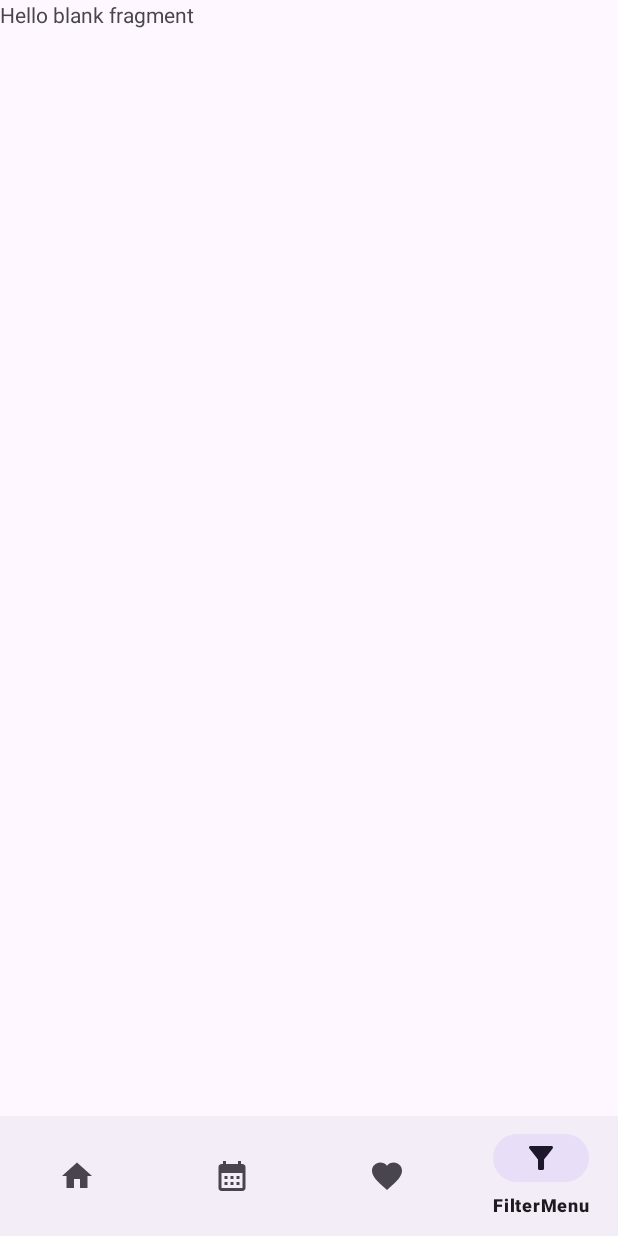
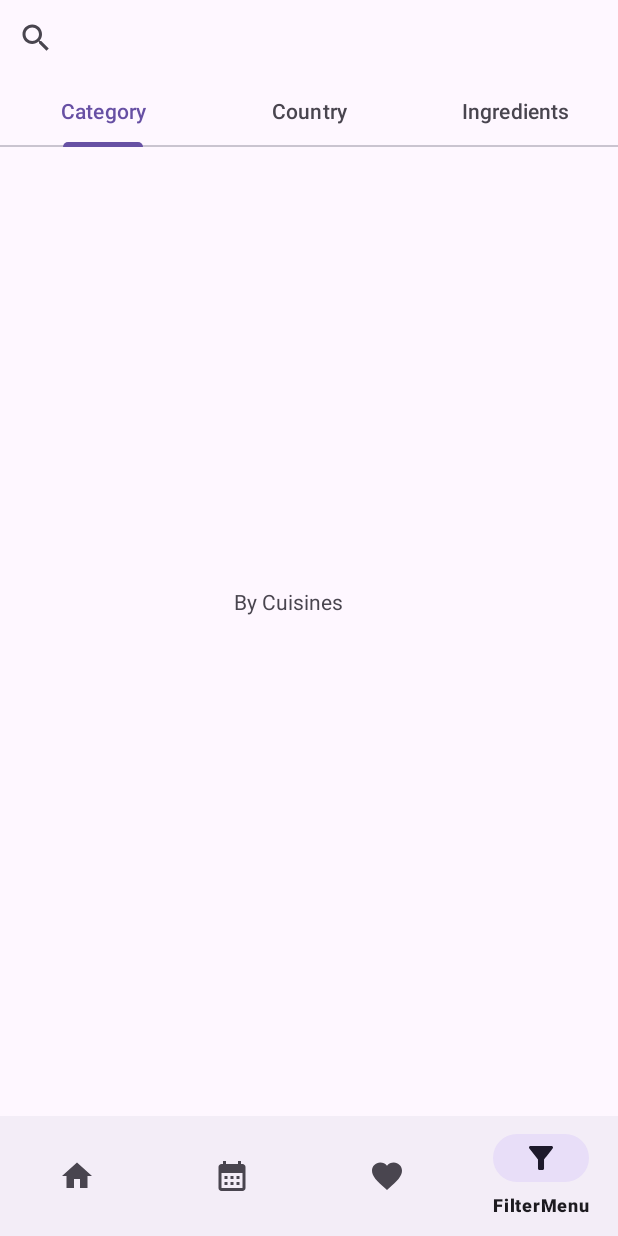
Before and after one commit to MohamedHussein-99/MVP_Food_Planner, an Android app: the homeActivity screen opened directly, with no data from a screen before it, item 4 of the bottom bar chosen, on a phone screen of 412 x 824 dp. Run offline under Robolectric (Android 15) with nearby library versions, the phone set to English and light mode, and no system bars; pictures from the network do not load; Roboto replaces fonts that are not available here; 10 statements that could not run were skipped.

Commit message:
make filter tabs

```diff
--- a/app/src/main/java/com/example/mvp_food_planner/Model/Repo/Repo.java
+++ b/app/src/main/java/com/example/mvp_food_planner/Model/Repo/Repo.java
@@ -12,7 +12,7 @@ import java.util.List;
 public class Repo {
     private final Client client;
 
-    public Repo() {         //  need to add some parameters
+    public Repo() {         //  need to add some parameters ( Client client) to the constructor
         client = Client.getInstance();
     }
 
--- /dev/null
+++ b/app/src/main/java/com/example/mvp_food_planner/Screens/FilterScreen/ByCategory/View/ByCategoryFragment.java
@@ -0,0 +1,30 @@
+package com.example.mvp_food_planner.Screens.FilterScreen.ByCategory.View;
+
+import android.os.Bundle;
+
+import androidx.fragment.app.Fragment;
+
+import android.view.LayoutInflater;
+import android.view.View;
+import android.view.ViewGroup;
+
+import com.example.mvp_food_planner.R;
+import com.example.mvp_food_planner.Screens.FilterScreen.View.Searchable;
+
+
+public class ByCategoryFragment extends Fragment implements Searchable {
+
+
+
+    @Override
+    public View onCreateView(LayoutInflater inflater, ViewGroup container,
+                             Bundle savedInstanceState) {
+        // Inflate the layout for this fragment
+        return inflater.inflate(R.layout.fragment_by_category, container, false);
+    }
+
+    @Override
+    public void onSearchQuery(String query) {
+
+    }
+}
--- /dev/null
+++ b/app/src/main/java/com/example/mvp_food_planner/Screens/FilterScreen/ByCountry/View/ByCountryAdapter.java
@@ -0,0 +1,4 @@
+package com.example.mvp_food_planner.Screens.FilterScreen.ByCountry.View;
+
+public class ByCountryAdapter {
+}
--- a/app/src/main/java/com/example/mvp_food_planner/Screens/FilterScreen/View/FilterFragment.java
+++ b/app/src/main/java/com/example/mvp_food_planner/Screens/FilterScreen/View/FilterFragment.java
@@ -3,64 +3,108 @@ package com.example.mvp_food_planner.Screens.FilterScreen.View;
 import android.os.Bundle;
 
 import androidx.fragment.app.Fragment;
+import androidx.viewpager2.widget.ViewPager2;
 
+import android.text.Editable;
+import android.text.TextWatcher;
 import android.view.LayoutInflater;
 import android.view.View;
 import android.view.ViewGroup;
+import android.widget.EditText;
 
 import com.example.mvp_food_planner.R;
+import com.google.android.material.tabs.TabLayout;
+import com.google.android.material.tabs.TabLayoutMediator;
 
-/**
- * A simple {@link Fragment} subclass.
- * Use the {@link FilterFragment#newInstance} factory method to
- * create an instance of this fragment.
- */
+
 public class FilterFragment extends Fragment {
 
-    // TODO: Rename parameter arguments, choose names that match
-    // the fragment initialization parameters, e.g. ARG_ITEM_NUMBER
-    private static final String ARG_PARAM1 = "param1";
-    private static final String ARG_PARAM2 = "param2";
+    private TabLayout tabLayout;
+    private ViewPager2 viewPager;
+    private ViewPagerAdapter viewPagerAdapter;
+    //private EditText searchBar;
 
-    // TODO: Rename and change types of parameters
-    private String mParam1;
-    private String mParam2;
+    @Override
+    public View onCreateView(LayoutInflater inflater, ViewGroup container, Bundle savedInstanceState) {
+        View view = inflater.inflate(R.layout.fragment_filter, container, false);
 
-    public FilterFragment() {
-        // Required empty public constructor
+        tabLayout = view.findViewById(R.id.tabLayout);
+        viewPager = view.findViewById(R.id.viewPager);
+       // searchBar = view.findViewById(R.id.searchBar);
+
+        // Set up ViewPagerAdapter and ViewPager
+        viewPagerAdapter = new ViewPagerAdapter(getActivity());
+        viewPager.setAdapter(viewPagerAdapter);
+
+        tabLayout.addOnTabSelectedListener(new TabLayout.OnTabSelectedListener() {
+            @Override
+            public void onTabSelected(TabLayout.Tab tab) {
+                viewPager.setCurrentItem(tab.getPosition(), true);
+            }
+
+            @Override
+            public void onTabUnselected(TabLayout.Tab tab) {
+
+            }
+
+            @Override
+            public void onTabReselected(TabLayout.Tab tab) {
+
+            }
+
+        });
+
+        viewPager.registerOnPageChangeCallback(new ViewPager2.OnPageChangeCallback() {
+            @Override
+            public void onPageSelected(int position) {
+                super.onPageSelected(position);
+                tabLayout.getTabAt(position).select();
+
+            }
+        });
+
+//        // Link TabLayout with ViewPager2
+//        new TabLayoutMediator(tabLayout, viewPager, (tab, position) -> {
+//            switch (position) {
+//                case 0:
+//                    tab.setText("Category");
+//                    break;
+//                case 1:
+//                    tab.setText("Ingredient");
+//                    break;
+//                case 2:
+//                    tab.setText("Country");
+//                    break;
+//
+//            }
+//        }).attach();
+
+        /*
+        // Handle search functionality
+        searchBar.addTextChangedListener(new TextWatcher() {
+            @Override
+            public void onTextChanged(CharSequence s, int start, int before, int count) {
+                Fragment currentFragment = getCurrentFragment();
+                if (currentFragment instanceof Searchable) {
+                    ((Searchable) currentFragment).onSearchQuery(s.toString());
+                }
+            }
+
+            @Override
+            public void beforeTextChanged(CharSequence s, int start, int count, int after) {}
+
+            @Override
+            public void afterTextChanged(Editable s) {}
+        });
+
+         */
+
+
+        return view;
     }
 
-    /**
-     * Use this factory method to create a new instance of
-     * this fragment using the provided parameters.
-     *
-     * @param param1 Parameter 1.
-     * @param param2 Parameter 2.
-     * @return A new instance of fragment FilterFragment.
-     */
-    // TODO: Rename and change types and number of parameters
-    public static FilterFragment newInstance(String param1, String param2) {
-        FilterFragment fragment = new FilterFragment();
-        Bundle args = new Bundle();
-        args.putString(ARG_PARAM1, param1);
-        args.putString(ARG_PARAM2, param2);
-        fragment.setArguments(args);
-        return fragment;
+    private Fragment getCurrentFragment() {
+        return getChildFragmentManager().findFragmentByTag("f" + viewPager.getCurrentItem());
     }
 
-    @Override
-    public void onCreate(Bundle savedInstanceState) {
-        super.onCreate(savedInstanceState);
-        if (getArguments() != null) {
-            mParam1 = getArguments().getString(ARG_PARAM1);
-            mParam2 = getArguments().getString(ARG_PARAM2);
-        }
-    }
-
-    @Override
-    public View onCreateView(LayoutInflater inflater, ViewGroup container,
-                             Bundle savedInstanceState) {
-        // Inflate the layout for this fragment
-        return inflater.inflate(R.layout.fragment_filter, container, false);
-    }
 }
--- /dev/null
+++ b/app/src/main/java/com/example/mvp_food_planner/Screens/FilterScreen/View/Searchable.java
@@ -0,0 +1,5 @@
+package com.example.mvp_food_planner.Screens.FilterScreen.View;
+
+public interface Searchable {
+    void onSearchQuery(String query);
+}
--- /dev/null
+++ b/app/src/main/java/com/example/mvp_food_planner/Screens/FilterScreen/View/ViewPagerAdapter.java
@@ -0,0 +1,35 @@
+package com.example.mvp_food_planner.Screens.FilterScreen.View;
+
+import androidx.annotation.NonNull;
+import androidx.fragment.app.Fragment;
+import androidx.fragment.app.FragmentActivity;
+import androidx.viewpager2.adapter.FragmentStateAdapter;
+
+import com.example.mvp_food_planner.Screens.FilterScreen.ByCategory.View.ByCategoryFragment;
+import com.example.mvp_food_planner.Screens.FilterScreen.ByCountry.View.ByCountryFragment;
+
+public class ViewPagerAdapter extends FragmentStateAdapter {
+    public ViewPagerAdapter(@NonNull FragmentActivity fragmentActivity) {
+        super(fragmentActivity);
+    }
+
+    @NonNull
+    @Override
+    public Fragment createFragment(int position) {
+        switch (position) {
+            case 0:
+                return new ByCategoryFragment();
+            case 1:
+                return new ByCountryFragment();
+            case 2:
+                return new ByIngredientFragment();
+            default:
+                return new ByCategoryFragment(); // default fragment
+        }
+    }
+
+    @Override
+    public int getItemCount() {
+        return 3; // number of fragments Tabs
+    }
+}
--- a/app/src/main/java/com/example/mvp_food_planner/homeActivity.java
+++ b/app/src/main/java/com/example/mvp_food_planner/homeActivity.java
@@ -34,7 +34,7 @@ public class homeActivity extends AppCompatActivity {
             } else if (item.getItemId() == R.id.PlannerMenu) {
                 replaceFragment(new PlannerFragment());
             } else if (item.getItemId() == R.id.FilterMenu){
-                replaceFragment(new FilterFragment());
+                replaceFragment(new FilterFragment()); // Filter
             } else {
                 return false; // If no match, return false
             }
--- /dev/null
+++ b/app/src/main/res/layout/fragment_by_category.xml
@@ -0,0 +1,18 @@
+<?xml version="1.0" encoding="utf-8"?>
+<androidx.constraintlayout.widget.ConstraintLayout xmlns:android="http://schemas.android.com/apk/res/android"
+    xmlns:app="http://schemas.android.com/apk/res-auto"
+    xmlns:tools="http://schemas.android.com/tools"
+    android:layout_width="match_parent"
+    android:layout_height="match_parent"
+    tools:context=".Screens.FilterScreen.ByCategory.View.ByCategoryFragment">
+
+    <TextView
+        android:id="@+id/textView6"
+        android:layout_width="wrap_content"
+        android:layout_height="wrap_content"
+        android:layout_marginStart="156dp"
+        android:layout_marginTop="293dp"
+        android:text="@string/txtcuisines"
+        app:layout_constraintStart_toStartOf="parent"
+        app:layout_constraintTop_toTopOf="parent" />
+</androidx.constraintlayout.widget.ConstraintLayout>
--- a/app/src/main/res/layout/fragment_filter.xml
+++ b/app/src/main/res/layout/fragment_filter.xml
@@ -1,14 +1,46 @@
 <?xml version="1.0" encoding="utf-8"?>
-<FrameLayout xmlns:android="http://schemas.android.com/apk/res/android"
+<androidx.constraintlayout.widget.ConstraintLayout xmlns:android="http://schemas.android.com/apk/res/android"
+    xmlns:app="http://schemas.android.com/apk/res-auto"
     xmlns:tools="http://schemas.android.com/tools"
     android:layout_width="match_parent"
     android:layout_height="match_parent"
     tools:context=".Screens.FilterScreen.View.FilterFragment">
 
-    <!-- TODO: Update blank fragment layout -->
-    <TextView
+    <com.google.android.material.tabs.TabLayout
+        android:id="@+id/tabLayout"
         android:layout_width="match_parent"
-        android:layout_height="match_parent"
-        android:text="@string/hello_blank_fragment" />
+        android:layout_height="wrap_content"
+        app:layout_constraintStart_toStartOf="parent"
+        app:layout_constraintTop_toBottomOf="@+id/searchBar">
 
-</FrameLayout>
+        <com.google.android.material.tabs.TabItem
+            android:layout_width="wrap_content"
+            android:layout_height="wrap_content"
+            android:text="Category" />
+
+        <com.google.android.material.tabs.TabItem
+            android:layout_width="wrap_content"
+            android:layout_height="wrap_content"
+            android:text="Country" />
+
+        <com.google.android.material.tabs.TabItem
+            android:layout_width="wrap_content"
+            android:layout_height="wrap_content"
+            android:text="Ingredients" />
+    </com.google.android.material.tabs.TabLayout>
+
+    <SearchView
+        android:id="@+id/searchBar"
+        android:layout_width="match_parent"
+        android:layout_height="50dp"
+        app:layout_constraintStart_toStartOf="parent"
+        app:layout_constraintTop_toTopOf="parent" />
+
+    <androidx.viewpager2.widget.ViewPager2
+        android:id="@+id/viewPager"
+        android:layout_width="match_parent"
+        android:layout_height="637dp"
+        android:layout_below="@id/tabLayout"
+        app:layout_constraintStart_toStartOf="parent"
+        app:layout_constraintTop_toBottomOf="@+id/tabLayout" />
+</androidx.constraintlayout.widget.ConstraintLayout>
--- /dev/null
+++ b/app/src/main/res/layout/recycler_country.xml
@@ -0,0 +1,6 @@
+<?xml version="1.0" encoding="utf-8"?>
+<androidx.constraintlayout.widget.ConstraintLayout xmlns:android="http://schemas.android.com/apk/res/android"
+    android:layout_width="match_parent"
+    android:layout_height="match_parent">
+
+</androidx.constraintlayout.widget.ConstraintLayout>
```
Also changed, not shown: app/src/main/java/com/example/mvp_food_planner/Screens/FilterScreen/ByCountry/Presenter/ByCountryPresenter.java (added, +42 -0 lines), app/src/main/java/com/example/mvp_food_planner/Screens/FilterScreen/ByCountry/View/ByCountryFragment.java (added, +36 -0 lines), app/src/main/java/com/example/mvp_food_planner/Screens/FilterScreen/ByCountry/View/ByCountryView.java (added, +8 -0 lines), app/src/main/java/com/example/mvp_food_planner/Screens/FilterScreen/View/ByIngredientFragment.java (added, +29 -0 lines), app/src/main/res/layout/fragment_by_country.xml (added, +19 -0 lines), app/src/main/res/layout/fragment_by_ingredient.xml (added, +18 -0 lines).
